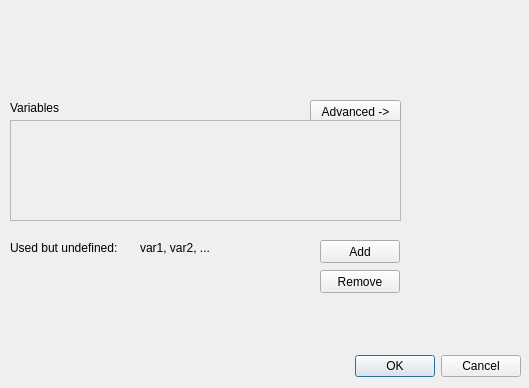
schim-app/schim, file src/ui/windows/componenteditor.ui: the form before one commit.
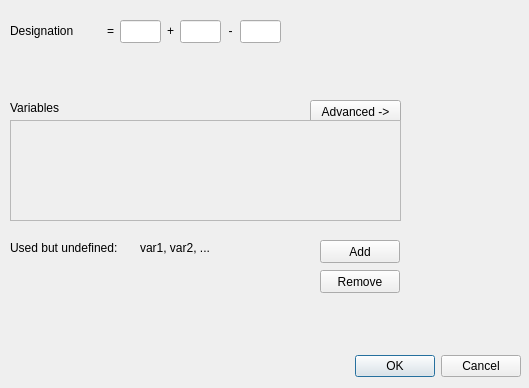
The form after the commit.

Commit message: Add designation editor for components

```diff
--- a/src/ui/windows/componenteditor.ui
+++ b/src/ui/windows/componenteditor.ui
@@ -165,6 +165,97 @@
     <string>Remove</string>
    </property>
   </widget>
+  <widget class="QLabel" name="label_3">
+   <property name="geometry">
+    <rect>
+     <x>10</x>
+     <y>20</y>
+     <width>81</width>
+     <height>21</height>
+    </rect>
+   </property>
+   <property name="text">
+    <string>Designation</string>
+   </property>
+  </widget>
+  <widget class="QLineEdit" name="editFunction">
+   <property name="geometry">
+    <rect>
+     <x>120</x>
+     <y>20</y>
+     <width>41</width>
+     <height>23</height>
+    </rect>
+   </property>
+  </widget>
+  <widget class="QLineEdit" name="editLocation">
+   <property name="geometry">
+    <rect>
+     <x>180</x>
+     <y>20</y>
+     <width>41</width>
+     <height>23</height>
+    </rect>
+   </property>
+  </widget>
+  <widget class="QLabel" name="labelLocationPrefix">
+   <property name="geometry">
+    <rect>
+     <x>160</x>
+     <y>20</y>
+     <width>21</width>
+     <height>21</height>
+    </rect>
+   </property>
+   <property name="text">
+    <string>+</string>
+   </property>
+   <property name="alignment">
+    <set>Qt::AlignCenter</set>
+   </property>
+  </widget>
+  <widget class="QLabel" name="labelFunctionPrefix">
+   <property name="geometry">
+    <rect>
+     <x>100</x>
+     <y>20</y>
+     <width>21</width>
+     <height>21</height>
+    </rect>
+   </property>
+   <property name="text">
+    <string>=</string>
+   </property>
+   <property name="alignment">
+    <set>Qt::AlignCenter</set>
+   </property>
+  </widget>
+  <widget class="QLineEdit" name="editDesignation">
+   <property name="geometry">
+    <rect>
+     <x>240</x>
+     <y>20</y>
+     <width>41</width>
+     <height>23</height>
+    </rect>
+   </property>
+  </widget>
+  <widget class="QLabel" name="labelDesignationPrefix">
+   <property name="geometry">
+    <rect>
+     <x>220</x>
+     <y>20</y>
+     <width>21</width>
+     <height>21</height>
+    </rect>
+   </property>
+   <property name="text">
+    <string>-</string>
+   </property>
+   <property name="alignment">
+    <set>Qt::AlignCenter</set>
+   </property>
+  </widget>
  </widget>
  <resources/>
  <connections>
```
The commit also changes 12 other files.
